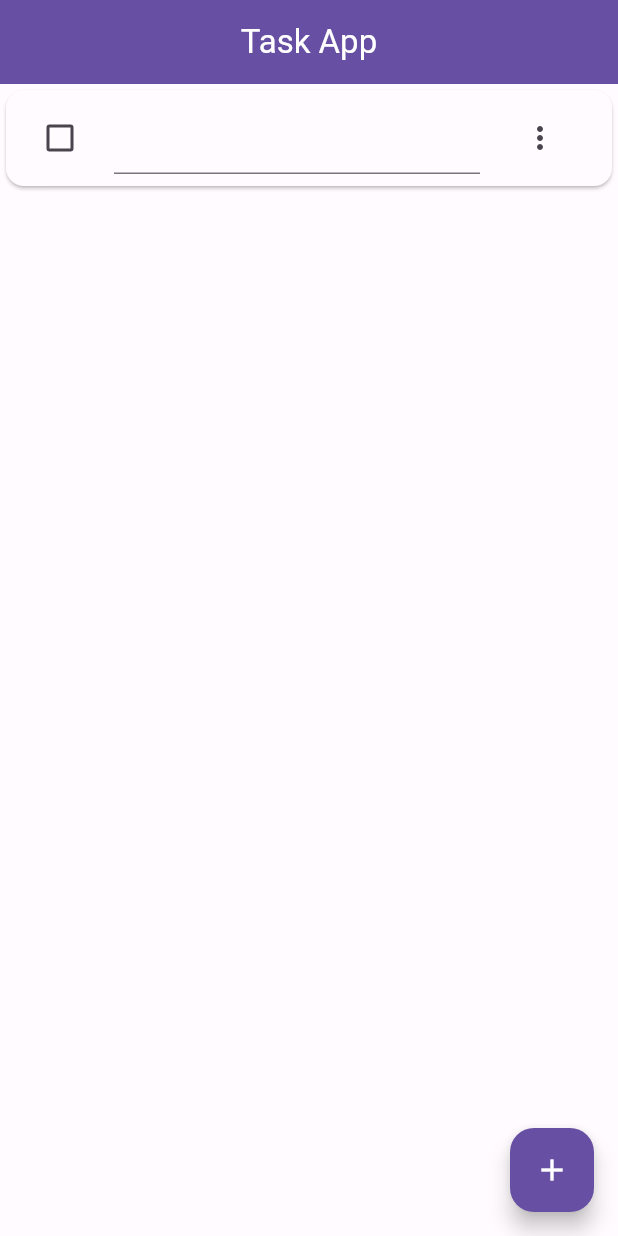
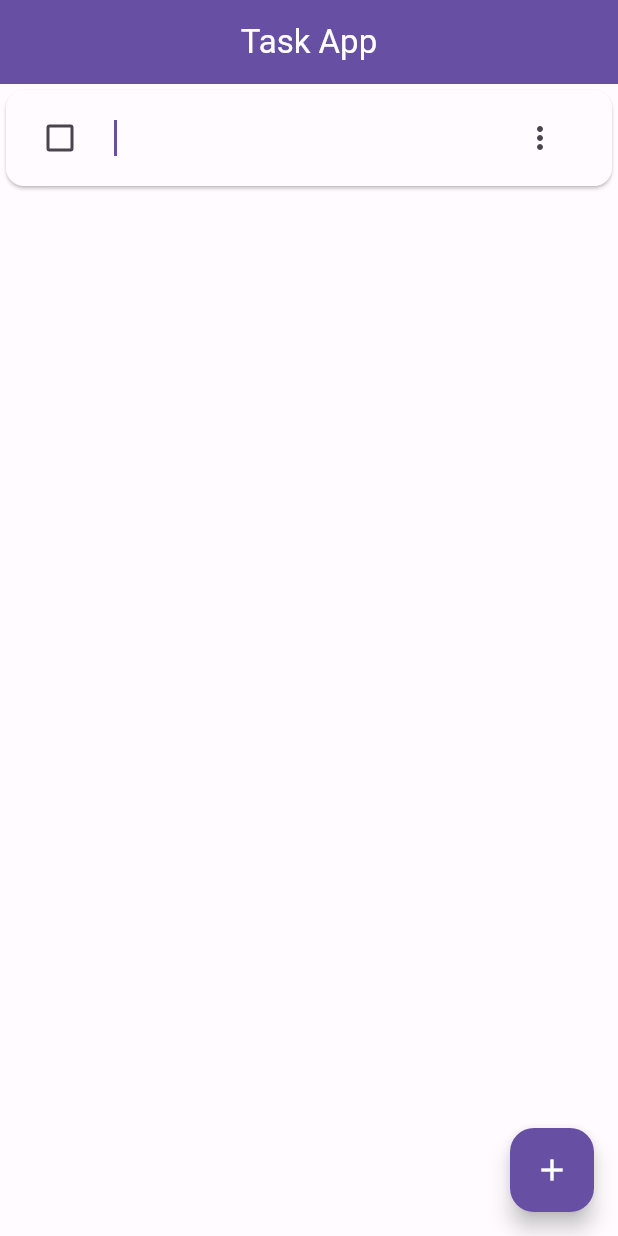
Before and after one commit to igorgouveia1/flutter_task_app, a Flutter app: the screen it shows after launch, after a tap on the "add" icon, on a phone screen of 412 x 824 dp. Run offline on Flutter 3.47's test engine with Material 2 defaults, Android fonts, the phone set to English and light mode, and no system bars.

Commit message:
Add delete feature. started edit feature

```diff
--- a/lib/main.dart
+++ b/lib/main.dart
@@ -15,6 +15,26 @@ class MyApp extends StatefulWidget {
 
 class _MyAppState extends State<MyApp> {
   final List<Widget> _listItems = [];
+
+  void removeItem(int index) {
+    setState(() {
+      _listItems.removeAt(index);
+    });
+  }
+
+  void addItem() {
+    int newIndex = _listItems.length; // obter o índice da nova tarefa
+    setState(() {
+      _listItems.add(
+        Card(
+          child: Task(
+            index: newIndex, // passando o índice para a nova tarefa
+            onDelete: (index) => removeItem(index),
+          ),
+        ),
+      );
+    });
+  }
 
   // This widget is the root of your application.
   @override
@@ -56,11 +76,7 @@ class _MyAppState extends State<MyApp> {
         ),
         floatingActionButton: FloatingActionButton(
           onPressed: () {
-            setState(() {
-              _listItems.add(
-                const Card(child: Task()),
-              );
-            });
+            addItem();
           },
           child: const Icon(
             Icons.add,
--- a/lib/src/widgets/check_box_tile.dart
+++ b/lib/src/widgets/check_box_tile.dart
@@ -1,9 +1,11 @@
 import 'package:flutter/material.dart';
 
-enum SampleItem { itemOne, itemTwo, itemThree }
+enum SampleItem { itemOne, itemTwo }
 
 class Task extends StatefulWidget {
-  const Task({super.key});
+  final Function(int) onDelete;
+  final int index;
+  const Task({super.key, required this.onDelete, required this.index});
 
   @override
   State<Task> createState() => _TaskState();
@@ -13,21 +15,50 @@ class _TaskState extends State<Task> {
   bool _isChecked = false;
   String _taskText = '';
   SampleItem? selectedMenu;
+  bool opacity = false;
+  bool textFieldEnabled = true;
+  late FocusNode myFocusNode = FocusNode();
 
   @override
   Widget build(BuildContext context) {
-    return CheckboxListTile(
+    return AnimatedOpacity(
+      opacity: _isChecked ? 0.5 : 1,
+      duration: const Duration(milliseconds: 500),
+      child: CheckboxListTile(
           controlAffinity: ListTileControlAffinity.leading,
           value: _isChecked,
           onChanged: (value) {
-          setState(() {
+            setState(
+              () {
                 _isChecked = value!;
-          });
+              },
+            );
           },
           title: TextField(
+            autofocus: true,
+            decoration: const InputDecoration(
+              border: InputBorder.none,
+            ),
+            enabled: textFieldEnabled,
+            focusNode: myFocusNode,
             onChanged: (text) {
               setState(() {
                 _taskText = text;
+              });
+            },
+            onEditingComplete: () {
+              setState(() {
+                textFieldEnabled = false;
+              });
+            },
+            onSubmitted: (value) {
+              setState(() {
+                textFieldEnabled = false;
+              });
+            },
+            onTapOutside: (event) {
+              setState(() {
+                textFieldEnabled = false;
               });
             },
           ),
@@ -36,18 +67,39 @@ class _TaskState extends State<Task> {
             onSelected: (item) {
               setState(() {
                 selectedMenu = item;
+                if (selectedMenu == SampleItem.itemOne) {
+                  myFocusNode.requestFocus();
+                  textFieldEnabled = true;
+                }
               });
             },
             itemBuilder: (context) => [
-            const PopupMenuItem(
+              PopupMenuItem(
                 value: SampleItem.itemOne,
-              child: Text('Edit'),
+                child: TextButton(
+                    onPressed: () {
+                      setState(() {
+                        textFieldEnabled = true;
+                        myFocusNode.requestFocus();
+
+                        Navigator.pop(context);
+                      });
+                    },
+                    child: const Text('Edit')),
               ),
-            const PopupMenuItem(
+              PopupMenuItem(
                 value: SampleItem.itemTwo,
-              child: Text('Delete'),
+                child: TextButton(
+                    onPressed: () {
+                      setState(() {
+                        widget.onDelete(widget.index);
+                        Navigator.pop(context);
+                      });
+                    },
+                    child: const Text('Delete')),
               )
             ],
-        ));
+          )),
+    );
   }
 }
```
Lines whose indentation alone changed are shown as unchanged.
